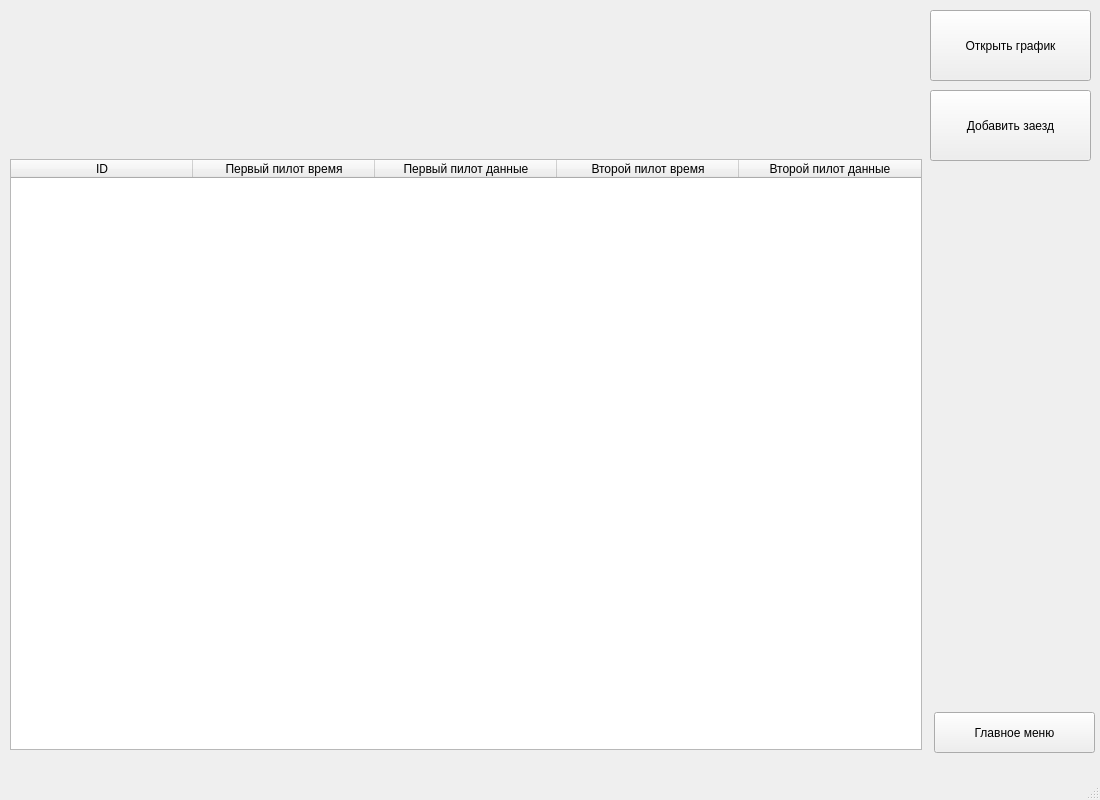
This is table.ui in vitoffer/Predprof23 as Qt 5 draws it before an edit. The edited form follows.
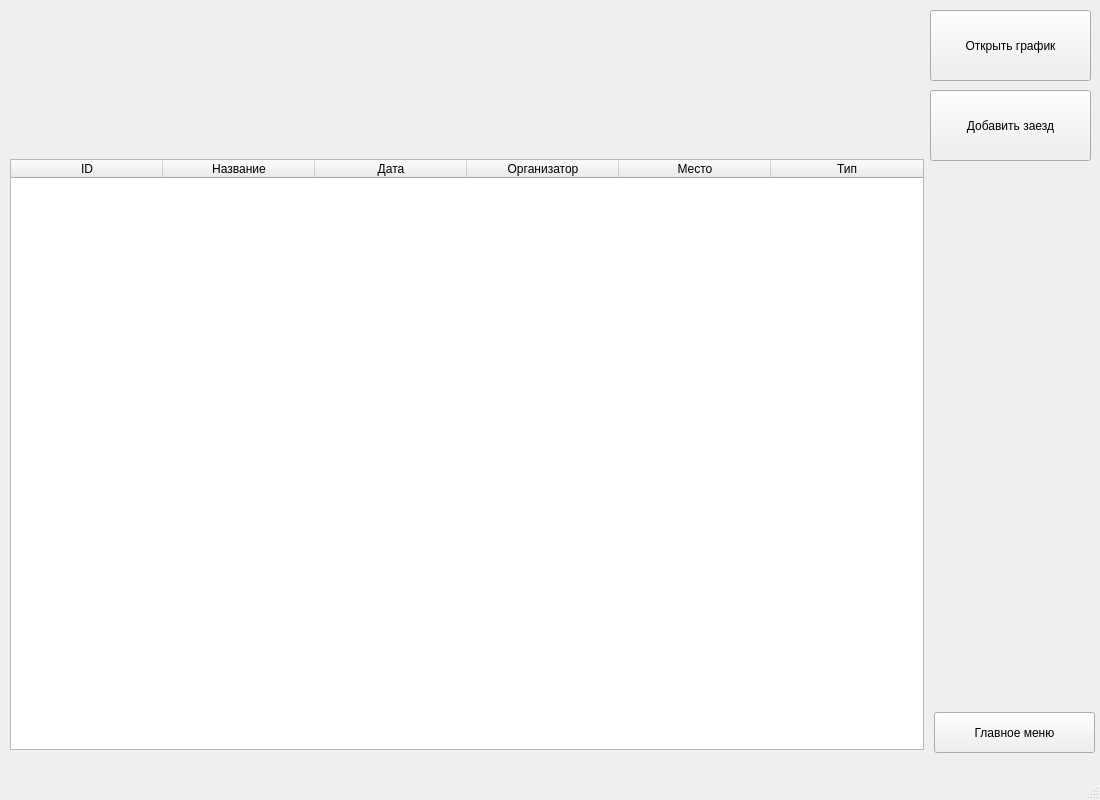
This is the edited form.

```diff
--- a/table.ui
+++ b/table.ui
@@ -32,7 +32,7 @@
      <rect>
       <x>10</x>
       <y>159</y>
-      <width>912</width>
+      <width>914</width>
       <height>591</height>
      </rect>
     </property>
@@ -43,7 +43,7 @@
      </sizepolicy>
     </property>
     <attribute name="horizontalHeaderDefaultSectionSize">
-     <number>182</number>
+     <number>152</number>
     </attribute>
     <column>
      <property name="text">
@@ -52,22 +52,27 @@
     </column>
     <column>
      <property name="text">
-      <string>Первый пилот время</string>
+      <string>Название</string>
      </property>
     </column>
     <column>
      <property name="text">
-      <string>Первый пилот данные</string>
+      <string>Дата</string>
      </property>
     </column>
     <column>
      <property name="text">
-      <string>Второй пилот время</string>
+      <string>Организатор</string>
      </property>
     </column>
     <column>
      <property name="text">
-      <string>Второй пилот данные</string>
+      <string>Место</string>
+     </property>
+    </column>
+    <column>
+     <property name="text">
+      <string>Тип</string>
      </property>
     </column>
    </widget>
```
Left out of the diff: 11 changed lines with no effect on the pictures.
